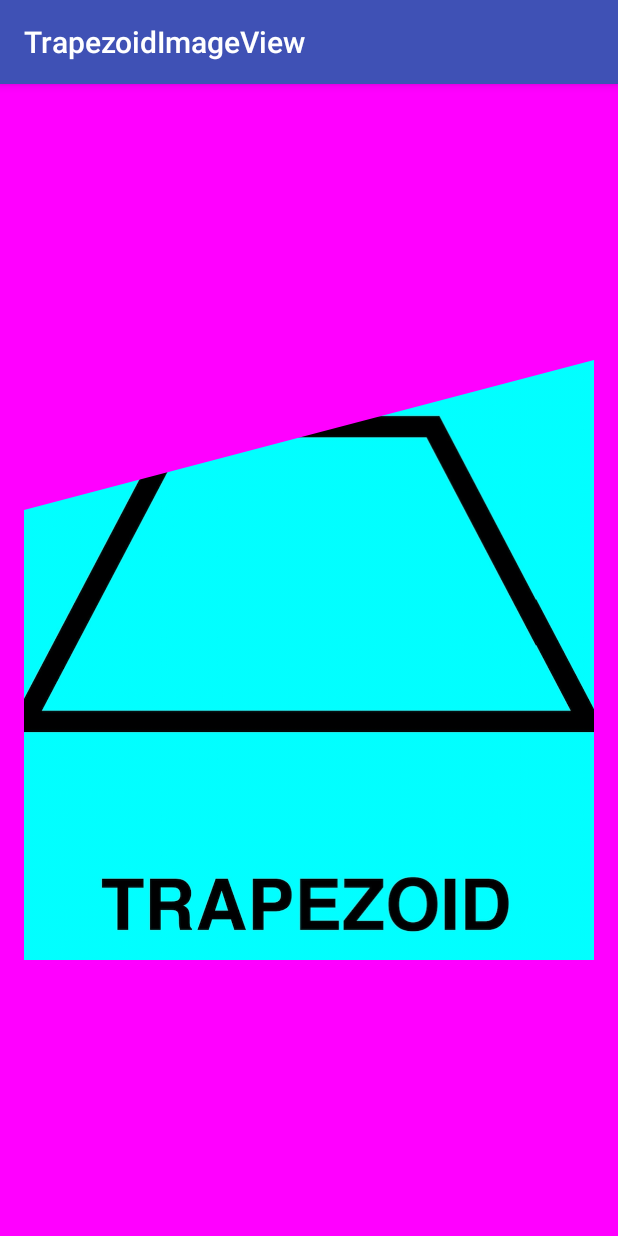
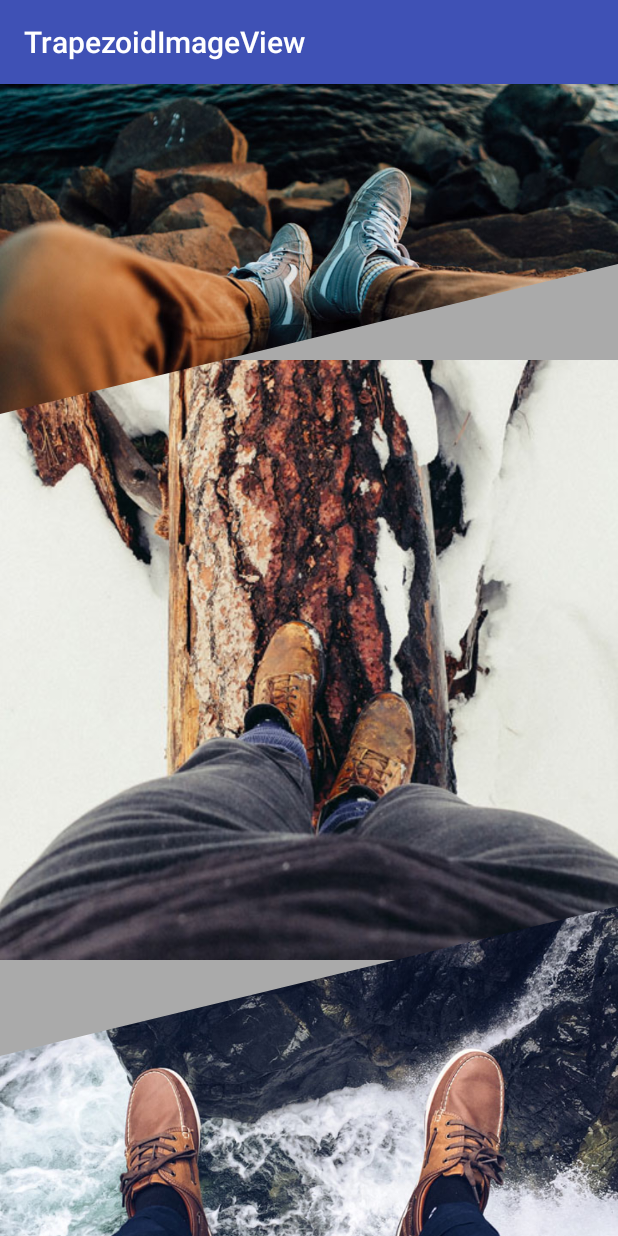
Before and after one commit to babosamo/TrapezoidImageView, an Android app: the screen it shows after launch (MainActivity), on a phone screen of 412 x 824 dp. Run offline under Robolectric (Android 15) with nearby library versions, the phone set to English and light mode, and no system bars.

Commit message:
예제 이미지 변경

```diff
--- a/app/src/main/java/com/babosamo/trapezoidimageview/demo/MainActivity.java
+++ b/app/src/main/java/com/babosamo/trapezoidimageview/demo/MainActivity.java
@@ -11,7 +11,9 @@ import com.babosamo.trapezoidimageview.TrapezoidImageView;
 public class MainActivity extends AppCompatActivity implements View.OnClickListener {
 
     private FrameLayout mainFrame;
-    private TrapezoidImageView trapezoidImageView;
+    private TrapezoidImageView trapezoidImageView1;
+    private TrapezoidImageView trapezoidImageView2;
+    private TrapezoidImageView trapezoidImageView3;
 
     @Override
     protected void onCreate(Bundle savedInstanceState) {
@@ -19,9 +21,13 @@ public class MainActivity extends AppCompatActivity implements View.OnClickListe
         setContentView(R.layout.activity_main);
 
         mainFrame = (FrameLayout) findViewById(R.id.activity_main);
-        trapezoidImageView = (TrapezoidImageView) findViewById(R.id.trapezoidImage);
+        trapezoidImageView1 = (TrapezoidImageView) findViewById(R.id.trapezoidImage1);
+        trapezoidImageView2 = (TrapezoidImageView) findViewById(R.id.trapezoidImage1);
+        trapezoidImageView3 = (TrapezoidImageView) findViewById(R.id.trapezoidImage1);
         mainFrame.setOnClickListener(this);
-        trapezoidImageView.setOnClickListener(this);
+        trapezoidImageView1.setOnClickListener(this);
+        trapezoidImageView2.setOnClickListener(this);
+        trapezoidImageView3.setOnClickListener(this);
     }
 
     @Override
@@ -31,8 +37,16 @@ public class MainActivity extends AppCompatActivity implements View.OnClickListe
             case R.id.activity_main:
                 Toast.makeText(this, "activity_main click", Toast.LENGTH_SHORT).show();
                 break;
-            case R.id.trapezoidImage:
-                Toast.makeText(this, "trapezoidImage click", Toast.LENGTH_SHORT).show();
+            case R.id.trapezoidImage1:
+                Toast.makeText(this, "trapezoidImage 1# click", Toast.LENGTH_SHORT).show();
+                break;
+
+            case R.id.trapezoidImage2:
+                Toast.makeText(this, "trapezoidImage 2# click", Toast.LENGTH_SHORT).show();
+                break;
+
+            case R.id.trapezoidImage3:
+                Toast.makeText(this, "trapezoidImage  3#click", Toast.LENGTH_SHORT).show();
                 break;
 
             default:
--- a/app/src/main/res/layout/activity_main.xml
+++ b/app/src/main/res/layout/activity_main.xml
@@ -5,20 +5,36 @@
     xmlns:tools="http://schemas.android.com/tools"
     android:layout_width="match_parent"
     android:layout_height="match_parent"
-    android:paddingBottom="@dimen/activity_vertical_margin"
-    android:paddingLeft="@dimen/activity_horizontal_margin"
-    android:paddingRight="@dimen/activity_horizontal_margin"
-    android:paddingTop="@dimen/activity_vertical_margin"
-    android:background="#ff00ff"
+    android:background="#ffaaaaaa"
     tools:context="com.babosamo.trapezoidimageview.demo.MainActivity"
     xmlns:app="http://schemas.android.com/apk/res-auto">
 
     <com.babosamo.trapezoidimageview.TrapezoidImageView
-        android:id="@+id/trapezoidImage"
+        android:id="@+id/trapezoidImage2"
         android:layout_width="wrap_content"
         android:layout_height="400dp"
+        android:src="@drawable/image1"
+        android:scaleType="centerCrop"
         android:layout_gravity="center_vertical"
-        android:src="@drawable/image1"
+        />
+
+
+    <com.babosamo.trapezoidimageview.TrapezoidImageView
+        android:id="@+id/trapezoidImage1"
+        android:layout_width="wrap_content"
+        android:layout_height="220dp"
+        android:src="@drawable/image3"
+        android:scaleType="centerCrop"
+        app:clipRightBottomGap="100dp"
+        />
+
+
+    <com.babosamo.trapezoidimageview.TrapezoidImageView
+        android:id="@+id/trapezoidImage3"
+        android:layout_width="wrap_content"
+        android:layout_height="220dp"
+        android:layout_gravity="bottom"
+        android:src="@drawable/image2"
         android:scaleType="centerCrop"
         app:clipLeftTopGap="100dp"
         />
```
Also changed, not shown: app/src/main/res/drawable/image1.jpeg (added), app/src/main/res/drawable/image1.png (deleted), app/src/main/res/drawable/image2.jpeg (added), app/src/main/res/drawable/image3.jpeg (added).
